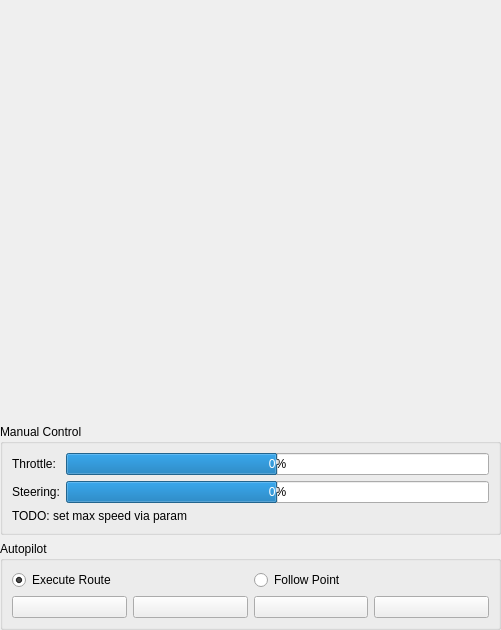
Old version of the form userinterface/driveui.ui in the repository RISE-Dependable-Transport-Systems/WayWise.
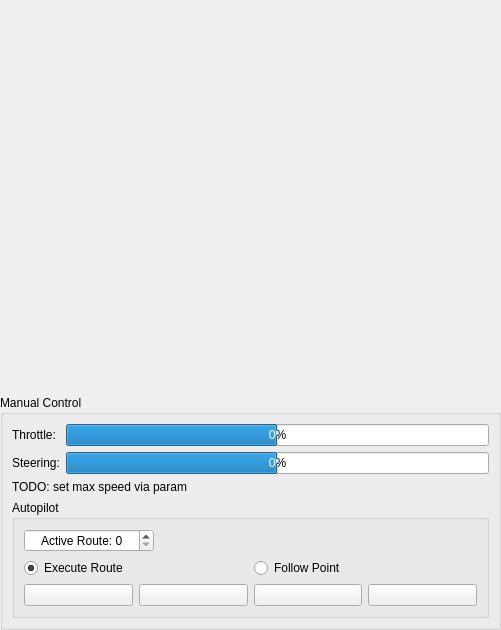
New version of the form. Icons and pictures are not drawn.

Commit message: Proposal for setting route id over mavlink

```diff
--- a/userinterface/driveui.ui
+++ b/userinterface/driveui.ui
@@ -100,15 +100,37 @@
         </property>
        </widget>
       </item>
-     </layout>
-    </widget>
-   </item>
    <item>
     <widget class="QGroupBox" name="autopilotGroupBox">
      <property name="title">
       <string>Autopilot</string>
      </property>
      <layout class="QVBoxLayout" name="verticalLayout_3">
+         <item>
+          <widget class="QSpinBox" name="spinBox">
+           <property name="maximumSize">
+            <size>
+             <width>130</width>
+             <height>16777215</height>
+            </size>
+           </property>
+           <property name="alignment">
+            <set>Qt::AlignCenter</set>
+           </property>
+           <property name="specialValueText">
+            <string/>
+           </property>
+           <property name="suffix">
+            <string/>
+           </property>
+           <property name="prefix">
+            <string>Active Route: </string>
+           </property>
+           <property name="maximum">
+            <number>9</number>
+           </property>
+          </widget>
+         </item>
       <item>
        <layout class="QHBoxLayout" name="horizontalLayout_4">
         <item>
@@ -177,6 +199,9 @@
          </widget>
         </item>
        </layout>
+         </item>
+        </layout>
+       </widget>
       </item>
      </layout>
     </widget>
```
Lines whose indentation alone changed are shown as unchanged. The commit also changes 7 other files.
